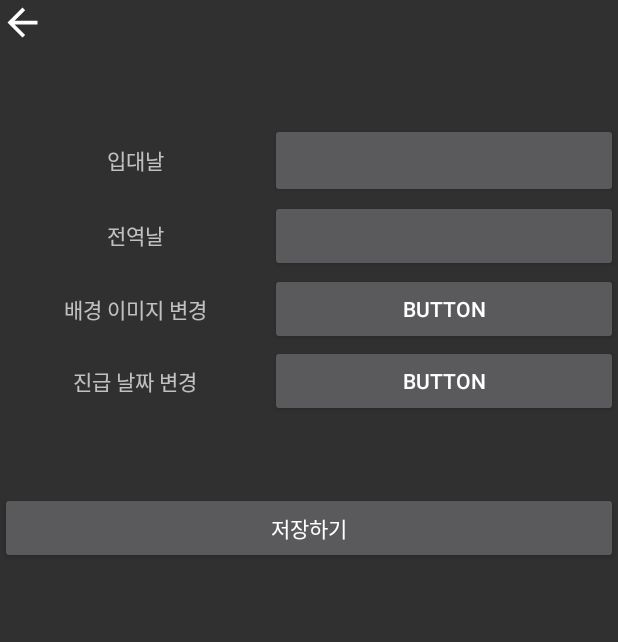
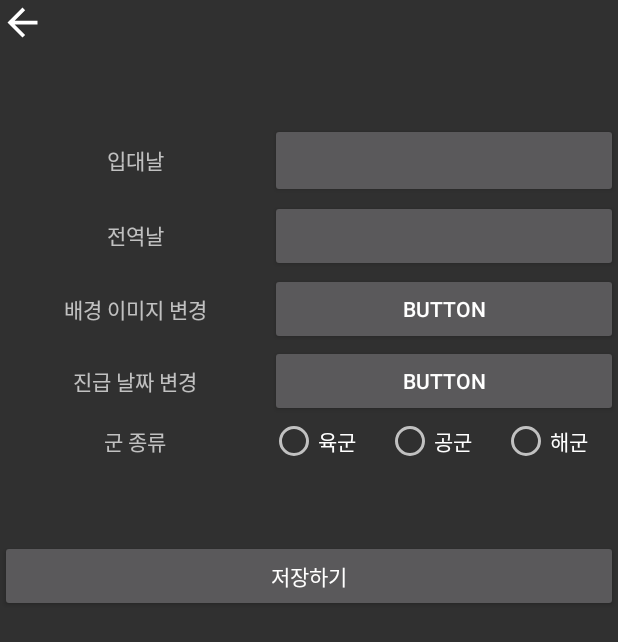
Before and after one commit to youngthe/Android, an Android app: the screen it shows after launch (Setting), after a tap on an icon or button, on a phone screen of 412 x 824 dp. Shown: the top 642 px of the screen. Run offline under Robolectric (Android 15) with nearby library versions, the phone set to English and light mode, and no system bars.

Commit message:
add Position

```diff
--- a/app/src/main/java/com/example/myapp/MainActivity.java
+++ b/app/src/main/java/com/example/myapp/MainActivity.java
@@ -27,6 +27,7 @@ public class MainActivity extends AppCompatActivity {
         private static final int ImageCrop = 2;
         int ComeYear=0, ComeMonth=0, ComeDay=0;
         int OutYear=0, OutMonth=0, OutDay=0;
+        int Occupation = 0; // 0 = 육군 해군, 1 = 공군
         long totalWork=0;//총 복무일
         TextView Current_class; //현재 계급
         TextView Next_class; //다음 계급
@@ -154,19 +155,25 @@ public class MainActivity extends AppCompatActivity {
     }
 
     //기초적으로 앱이 실행될 때 연산값을 연산하는 함수
-    private void foundation(){
+    private void foundation() {
         getData(); // 데이터베이스에서 입대 정보를 가져오는 함수
-        int howmanyWork = countdday(ComeYear,ComeMonth,ComeDay); //얼마나 복무했는가
+        int howmanyWork = countdday(ComeYear, ComeMonth, ComeDay); //얼마나 복무했는가
         long remainingWork = totalWork - howmanyWork; //얼마 남았는지
         textView_endDday = findViewById(R.id.endD_day);
-        textView_endDday.setText("D-"+(remainingWork-1)); //얼마 남았는지 D-DAY 출력
+        textView_endDday.setText("D-" + (remainingWork - 1)); //얼마 남았는지 D-DAY 출력
         //군 복무 percent 구하는 함수
         textView_percent1 = findViewById(R.id.percent1);
-        float howmanypercent = (((float)howmanyWork+1)/(float)totalWork)*(float)100;
-        textView_percent1.setText(String.format("%.1f", howmanypercent)+"%");
+        float howmanypercent = (((float) howmanyWork + 1) / (float) totalWork) * (float) 100;
+        textView_percent1.setText(String.format("%.1f", howmanypercent) + "%");
         progressbar1 = findViewById(R.id.determinateBar1);
-        progressbar1.setProgress((int)howmanypercent);
-        WhatyourClass(ComeYear, ComeMonth, ComeDay, OutYear, OutMonth, OutDay);//현재 계급, 다음 계급, 다음계급까지 얼마나 남았는지 출력
+        progressbar1.setProgress((int) howmanypercent);
+
+        // if(army or Navy)
+        ArmyDataAndNavy(ComeYear, ComeMonth, ComeDay, OutYear, OutMonth, OutDay);//현재 계급, 다음 계급, 다음계급까지 얼마나 남았는지 출력
+        // else{
+        //AirposeData(ComeYear, ComeMonth, ComeDay, OutYear, OutMonth, OutDay);//현재 계급, 다음 계급, 다음계급까지 얼마나 남았는지 출력
+        //}
+
     }
 
     //배경화면 클릭을 하면 갤러리를 키는 함수
@@ -230,7 +237,8 @@ public class MainActivity extends AppCompatActivity {
                         "(num integer , " +
                         "year integer, " +
                         "month integer, " +
-                        "day integer)";
+                        "day integer, " +
+                        "occupation integer)";
                 SQLitedb.execSQL(tableSQL);
             }catch (SQLiteException e){
                 Toast.makeText(getApplicationContext(),"error, can't not create table",Toast.LENGTH_SHORT).show();
@@ -297,8 +305,88 @@ public class MainActivity extends AppCompatActivity {
         }
     }
 
+    //만약 육군 및 해군이라면 이 함수 실행
+    public void ArmyDataAndNavy(int Comeyear, int Comemonth, int Comeday, int Outyear, int Outmonth, int Outday) {
+        Calendar todayCal = Calendar.getInstance(); //오늘 날짜 가져오기
+        Calendar startDay = Calendar.getInstance();
+        Calendar level1 = Calendar.getInstance();
+        Calendar level2 = Calendar.getInstance();
+        Calendar level3 = Calendar.getInstance();
+        Calendar level4 = Calendar.getInstance();
+        Comemonth=Comemonth-1;
+        startDay.set(Comeyear, Comemonth, Comeday);
+        level1.set(Comeyear, Comemonth + 3, Comeday); //이병 3개월
+        level2.set(Comeyear, Comemonth + 9, Comeday); //이병 3개월 + 일병 6개월
+        level3.set(Comeyear, Comemonth + 15, Comeday); //이병 3개월 + 일병 6개월 + 상병 6개월
+        level4.set(Outyear, Outmonth -1, (Outday+1)); //나머지 병장 및 전역
+
+        long today = todayCal.getTimeInMillis() / 86400000; //오늘 날짜
+        long start = startDay.getTimeInMillis() / 86400000;
+        long onelevel = level1.getTimeInMillis() / 86400000; //이병 3개월
+        long twolevel = level2.getTimeInMillis() / 86400000; //이병 3개월 + 일병 6개월
+        long treelevel = level3.getTimeInMillis() / 86400000; //이병 3개월 + 일병 6개월 + 상병 6개월
+        long fourlevel = level4.getTimeInMillis() / 86400000; //나머지 병장 및 전역
+        long HowmanyNextClass; //다음 계급까지 얼마나 남았는가
+        long total; //각 계급별 총 근무일
+        float percent; //다음 계급까지 현재 계급에서 복무한 총 일수
+        Current_class = findViewById(R.id.Current_class); //현재 계급
+        Next_class = findViewById(R.id.Next_class); //다음 계급
+        textView_percent1 = findViewById(R.id.percent1);
+        textView_percent2 = findViewById(R.id.percent2);
+        //현재 계급, 다음계급, 다음계급까지 남은 일수 출력
+        if(today < start) {
+            HowmanyNextClass = start-today;
+            Current_class.setText("민간인");
+            Next_class.setText("이병");
+            total = start-today;
+            percent = ((float)(today+1-start)/(float)total)*(float)100;
+        }else if (today < onelevel) {
+            HowmanyNextClass = onelevel-today;
+            Current_class.setText("이병");
+            Next_class.setText("일병");
+            total = onelevel-start;
+            percent = ((float)(today+1-start)/(float)total)*(float)100;
+        }else if (today < twolevel) {
+            HowmanyNextClass = twolevel-today;
+            Current_class.setText("일병");
+            Next_class.setText("상병");
+            total = twolevel-onelevel;
+            percent = ((float)(today+1-onelevel)/(float)total)*(float)100;
+        }else if (today < treelevel) {
+            HowmanyNextClass = treelevel-today;
+            Current_class.setText("상병");
+            Next_class.setText("병장");
+            total = treelevel-twolevel;
+            percent = ((float)(today+1-twolevel)/(float)total)*(float)100;
+        }else{
+            HowmanyNextClass= fourlevel-today;
+            Current_class.setText("병장");
+            Next_class.setText("민간인");
+            total = fourlevel-treelevel;
+            percent = ((float)(today+1-treelevel)/(float)total)*(float)100;
+        }
+
+        //남은 날이 0 이상일 경우 전역
+        if(HowmanyNextClass<=1){
+            textView_endDday = findViewById(R.id.endD_day);
+            textView_percent1.setText("100.0%");
+            textView_percent2.setText("100.0%");
+            textView_endDday.setText("전역");
+            textView_nextClassD_day = findViewById(R.id.nextClassD_day);
+            textView_nextClassD_day.setText(" 축하합니다 ♬");
+            progressbar2 = findViewById(R.id.determinateBar2);
+            progressbar2.setProgress((int)percent);
+        }else {
+            textView_percent2.setText(String.format("%.1f", percent) + "%");
+            progressbar2 = findViewById(R.id.determinateBar2);
+            progressbar2.setProgress((int)percent);
+            textView_nextClassD_day = findViewById(R.id.nextClassD_day);//다음 계급까지 남은 날
+            textView_nextClassD_day.setText("D-" + (int) (HowmanyNextClass - 1));
+        }
+    }
     //계급이 무엇인지 나타내주는 함수
-    public void WhatyourClass(int Comeyear, int Comemonth, int Comeday, int Outyear, int Outmonth, int Outday) {
+    //만약 공군이라면 이 함수 실행
+    public void AirposeData(int Comeyear, int Comemonth, int Comeday, int Outyear, int Outmonth, int Outday) {
         Calendar todayCal = Calendar.getInstance(); //오늘 날짜 가져오기
         Calendar startDay = Calendar.getInstance();  //입대일
         Calendar level1 = Calendar.getInstance(); //훈련병 //2020.03.09
--- a/app/src/main/res/layout/activity_setting.xml
+++ b/app/src/main/res/layout/activity_setting.xml
@@ -63,34 +63,7 @@
                 android:text=""
                 android:layout_span="3"/>
              </TableRow>
-<!--
-            <TableRow>
-                <TextView
-                    android:id="@+id/textView3"
-                    android:layout_width="80dp"
-                    android:layout_height="50dp"
-                    android:text="부대"
-                    android:gravity="center"/>
 
-                <RadioButton
-                    android:id="@+id/r_btn1"
-                    android:layout_width="30dp"
-                    android:layout_height="wrap_content"
-                    android:text="육군" />
-
-                <RadioButton
-                    android:id="@+id/r_btn2"
-                    android:layout_width="30dp"
-                    android:layout_height="wrap_content"
-                    android:text="공군" />
-
-                <RadioButton
-                    android:id="@+id/r_btn3"
-                    android:layout_width="30dp"
-                    android:layout_height="wrap_content"
-                    android:text="해군" />
-            </TableRow>
--->
          <TableRow>
             <TextView
                 android:id="@+id/textView4"
@@ -107,7 +80,6 @@
                 android:layout_span="3"
                 android:onClick="onClickImageChange"/>
         </TableRow>
-
         <TableRow>
             <TextView
                 android:id="@+id/textView5"
@@ -126,6 +98,39 @@
         </TableRow>
         <TableRow>
             <TextView
+                android:id="@+id/textView6"
+                android:layout_width="match_parent"
+                android:layout_height="match_parent"
+                android:text="군 종류"
+                android:gravity="center"/>
+            <RadioGroup
+                android:id="@+id/radioGroup"
+                android:orientation="horizontal"
+                android:layout_width="match_parent"
+                android:layout_height="match_parent">
+                <RadioButton
+                    android:layout_weight="1"
+                    android:text="육군"
+                    android:id="@+id/rg_btn1"
+                    android:layout_width="0dp"
+                    android:layout_height="wrap_content" />
+                <RadioButton
+                    android:layout_weight="1"
+                    android:text="공군"
+                    android:id="@+id/rg_btn2"
+                    android:layout_width="0dp"
+                    android:layout_height="wrap_content" />
+                <RadioButton
+                    android:layout_weight="1"
+                    android:text="해군"
+                    android:id="@+id/rg_btn3"
+                    android:layout_width="0dp"
+                    android:layout_height="wrap_content" />
+            </RadioGroup>
+        </TableRow>
+        <TableRow>
+            <!--공백-->
+            <TextView
                 android:layout_width="match_parent"
                 android:layout_height="50dp"
                 android:layout_span="4">
@@ -140,13 +145,7 @@
                 android:layout_span="4"
                 android:onClick="onClickSave"/>
         </TableRow>
-
     </TableLayout>
-
     </LinearLayout>
-
 </LinearLayout>
-
-
-
 </androidx.constraintlayout.widget.ConstraintLayout>
```
Lines whose indentation alone changed are shown as unchanged.
